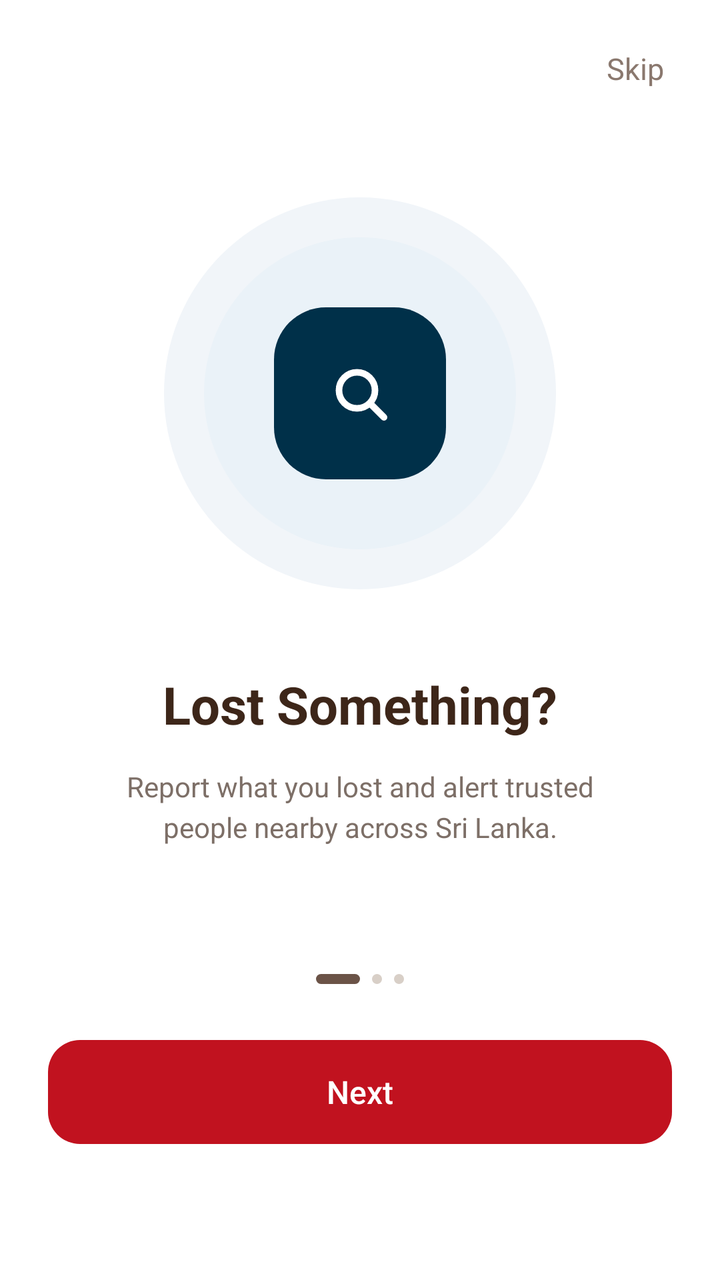
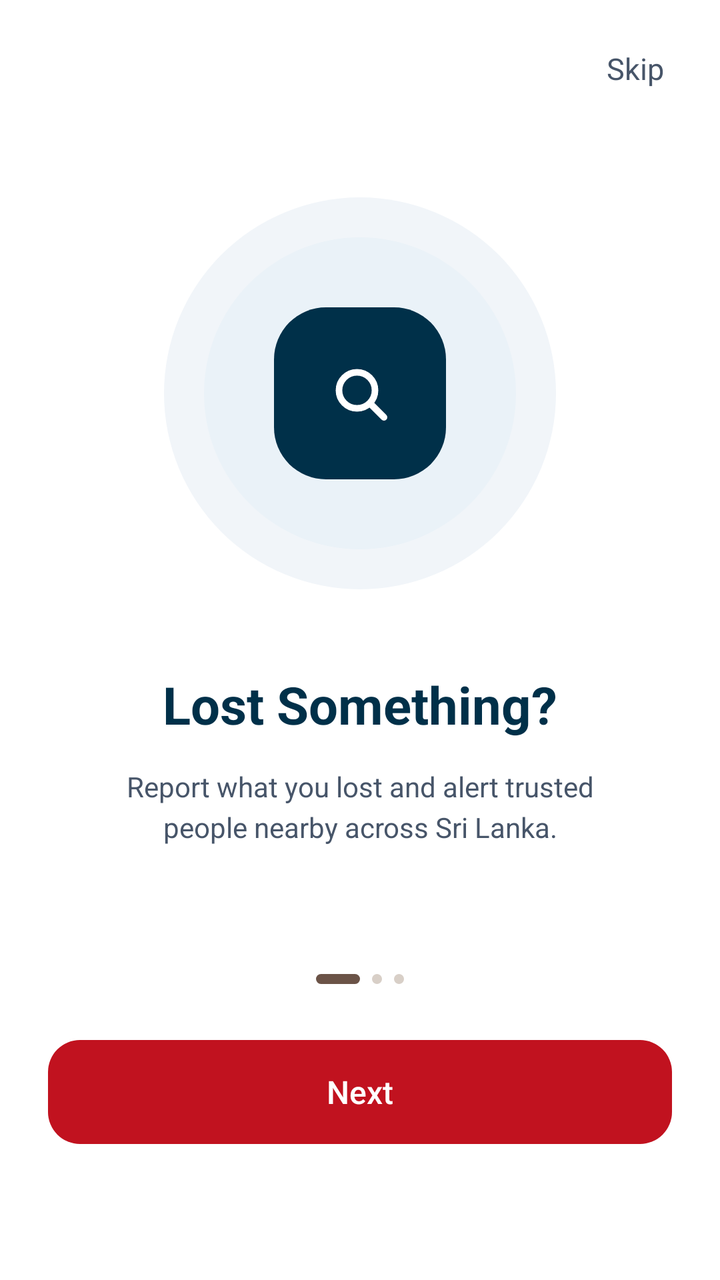

Two renders of the same Android screen: before a commit and after it. Below are the layout's source before the change and the commit's diff.
<!-- AndroidManifest.xml: application theme Theme.LostAndFound -->
<!-- res/layout/fragment_onboarding.xml -->
<?xml version="1.0" encoding="utf-8"?>
<androidx.constraintlayout.widget.ConstraintLayout xmlns:android="http://schemas.android.com/apk/res/android"
    xmlns:app="http://schemas.android.com/apk/res-auto"
    xmlns:tools="http://schemas.android.com/tools"
    android:layout_width="match_parent"
    android:layout_height="match_parent"
    android:background="@color/white"
    tools:context=".OnboardingFragment">

    
    <TextView
        android:id="@+id/btnSkip"
        android:layout_width="wrap_content"
        android:layout_height="wrap_content"
        android:layout_marginTop="16dp"
        android:layout_marginEnd="20dp"
        android:clickable="true"
        android:focusable="true"
        android:fontFamily="sans-serif"
        android:padding="8dp"
        android:text="Skip"
        android:textColor="#8A786E"
        android:textSize="15sp"
        app:layout_constraintEnd_toEndOf="parent"
        app:layout_constraintTop_toTopOf="parent" />

    
    <LinearLayout
        android:id="@+id/boxCenterContent"
        android:layout_width="match_parent"
        android:layout_height="wrap_content"
        android:gravity="center_horizontal"
        android:orientation="vertical"
        app:layout_constraintBottom_toTopOf="@+id/dotsIndicator"
        app:layout_constraintEnd_toEndOf="parent"
        app:layout_constraintStart_toStartOf="parent"
        app:layout_constraintTop_toBottomOf="@+id/btnSkip"
        app:layout_constraintVertical_bias="0.42">

        
        <FrameLayout
            android:id="@+id/boxIllustration"
            android:layout_width="196dp"
            android:layout_height="196dp"
            android:background="@drawable/bg_onboard_outer_circle">

            
            <FrameLayout
                android:layout_width="156dp"
                android:layout_height="156dp"
                android:layout_gravity="center"
                android:background="@drawable/bg_onboard_inner_circle">

                
                <FrameLayout
                    android:layout_width="86dp"
                    android:layout_height="86dp"
                    android:layout_gravity="center"
                    android:background="@drawable/bg_onboard_squircle">

                    <ImageView
                        android:id="@+id/iconSearch"
                        android:layout_width="36dp"
                        android:layout_height="36dp"
                        android:layout_gravity="center"
                        android:contentDescription="Search Icon"
                        android:src="@drawable/ic_onboard_search" />
                </FrameLayout>
            </FrameLayout>
        </FrameLayout>

        
        <TextView
            android:id="@+id/tvTitle"
            android:layout_width="wrap_content"
            android:layout_height="wrap_content"
            android:layout_marginTop="40dp"
            android:fontFamily="sans-serif-bold"
            android:gravity="center"
            android:text="Lost Something?"
            android:textColor="#3D2619"
            android:textSize="26sp"
            android:textStyle="bold" />

        
        <TextView
            android:id="@+id/tvDescription"
            android:layout_width="match_parent"
            android:layout_height="wrap_content"
            android:layout_marginTop="14dp"
            android:fontFamily="sans-serif"
            android:gravity="center"
            android:lineSpacingExtra="4dp"
            android:paddingStart="36dp"
            android:paddingEnd="36dp"
            android:text="Report what you lost and alert trusted\npeople nearby across Sri Lanka."
            android:textColor="#7D6F67"
            android:textSize="14sp" />
    </LinearLayout>

    
    <LinearLayout
        android:id="@+id/dotsIndicator"
        android:layout_width="wrap_content"
        android:layout_height="wrap_content"
        android:layout_marginBottom="28dp"
        android:gravity="center_vertical"
        android:orientation="horizontal"
        app:layout_constraintBottom_toTopOf="@+id/btnNext"
        app:layout_constraintEnd_toEndOf="parent"
        app:layout_constraintStart_toStartOf="parent">

        <View
            android:id="@+id/dotActive"
            android:layout_width="22dp"
            android:layout_height="5dp"
            android:layout_marginEnd="6dp"
            android:background="@drawable/bg_onboard_dot_active" />

        <View
            android:id="@+id/dotInactive1"
            android:layout_width="5dp"
            android:layout_height="5dp"
            android:layout_marginEnd="6dp"
            android:background="@drawable/bg_onboard_dot_inactive" />

        <View
            android:id="@+id/dotInactive2"
            android:layout_width="5dp"
            android:layout_height="5dp"
            android:background="@drawable/bg_onboard_dot_inactive" />
    </LinearLayout>

    
    <TextView
        android:id="@+id/btnNext"
        android:layout_width="match_parent"
        android:layout_height="52dp"
        android:layout_marginStart="24dp"
        android:layout_marginEnd="24dp"
        android:layout_marginBottom="68dp"
        android:background="@drawable/bg_btn_onboard"
        android:clickable="true"
        android:focusable="true"
        android:fontFamily="sans-serif-medium"
        android:gravity="center"
        android:text="Next"
        android:textColor="@color/white"
        android:textSize="16sp"
        app:layout_constraintBottom_toBottomOf="parent"
        app:layout_constraintEnd_toEndOf="parent"
        app:layout_constraintStart_toStartOf="parent" />

</androidx.constraintlayout.widget.ConstraintLayout>
<!-- resources referenced by this layout -->
<resources>
  <color name="white">#FFFFFFFF</color>
  <!-- drawable bg_btn_onboard (drawable) -->
  <?xml version="1.0" encoding="utf-8"?>
  <shape xmlns:android="http://schemas.android.com/apk/res/android"
      android:shape="rectangle">
      <corners android:radius="16dp" />
      <solid android:color="#C1121F" />
  </shape>
  <!-- drawable bg_onboard_dot_active (drawable) -->
  <?xml version="1.0" encoding="utf-8"?>
  <shape xmlns:android="http://schemas.android.com/apk/res/android"
      android:shape="rectangle">
      <corners android:radius="4dp" />
      <solid android:color="#6B5347" />
  </shape>
  <!-- drawable bg_onboard_dot_inactive (drawable) -->
  <?xml version="1.0" encoding="utf-8"?>
  <shape xmlns:android="http://schemas.android.com/apk/res/android"
      android:shape="oval">
      <solid android:color="#D8CFC7" />
  </shape>
  <!-- drawable bg_onboard_inner_circle (drawable) -->
  <?xml version="1.0" encoding="utf-8"?>
  <shape xmlns:android="http://schemas.android.com/apk/res/android"
      android:shape="oval">
      <solid android:color="#EAF2F8" />
  </shape>
  <!-- drawable bg_onboard_outer_circle (drawable) -->
  <?xml version="1.0" encoding="utf-8"?>
  <shape xmlns:android="http://schemas.android.com/apk/res/android"
      android:shape="oval">
      <solid android:color="#F1F5F9" />
  </shape>
  <!-- drawable bg_onboard_squircle (drawable) -->
  <?xml version="1.0" encoding="utf-8"?>
  <shape xmlns:android="http://schemas.android.com/apk/res/android"
      android:shape="rectangle">
      <corners android:radius="26dp" />
      <solid android:color="@color/deep_blue" />
  </shape>
  <!-- drawable ic_onboard_search (drawable) -->
  <vector xmlns:android="http://schemas.android.com/apk/res/android"
      android:width="36dp"
      android:height="36dp"
      android:viewportWidth="24"
      android:viewportHeight="24">
    <path
        android:fillColor="@android:color/transparent"
        android:strokeColor="#FFFFFF"
        android:strokeWidth="2.2"
        android:strokeLineCap="round"
        android:strokeLineJoin="round"
        android:pathData="M11,11m-6,0a6,6 0 1,0 12,0a6,6 0 1,0 -12,0" />
    <path
        android:fillColor="@android:color/transparent"
        android:strokeColor="#FFFFFF"
        android:strokeWidth="2.2"
        android:strokeLineCap="round"
        android:strokeLineJoin="round"
        android:pathData="M15.5,15.5L20,20" />
  </vector>
  <style name="Theme.LostAndFound" parent="Base.Theme.LostAndFound" />
  <color name="deep_blue">#FF003049</color>
  <style name="Base.Theme.LostAndFound" parent="Theme.Material3.DayNight.NoActionBar">
          <item name="android:statusBarColor">#FF003049</item>
          <item name="android:windowLightStatusBar" tools:targetApi="m">false</item>
          <item name="android:navigationBarColor">#FFFFFFFF</item>
          <item name="android:windowLightNavigationBar" tools:targetApi="o_mr1">true</item>
          
          <item name="android:windowSoftInputMode">adjustResize</item>
      </style>
</resources>

<!-- the commit's change to res/layout/fragment_onboarding.xml (unified diff, before → after) -->
@@ -19,7 +19,7 @@
         android:fontFamily="sans-serif"
         android:padding="8dp"
         android:text="Skip"
-        android:textColor="#8A786E"
+        android:textColor="@color/text_secondary"
         android:textSize="15sp"
         app:layout_constraintEnd_toEndOf="parent"
         app:layout_constraintTop_toTopOf="parent" />
@@ -78,7 +78,7 @@
             android:fontFamily="sans-serif-bold"
             android:gravity="center"
             android:text="Lost Something?"
-            android:textColor="#3D2619"
+            android:textColor="@color/text_primary"
             android:textSize="26sp"
             android:textStyle="bold" />
 
@@ -94,7 +94,7 @@
             android:paddingStart="36dp"
             android:paddingEnd="36dp"
             android:text="Report what you lost and alert trusted\npeople nearby across Sri Lanka."
-            android:textColor="#7D6F67"
+            android:textColor="@color/text_secondary"
             android:textSize="14sp" />
     </LinearLayout>
 
<!-- resource entries referenced after the edit -->
@@ -1,5 +1,7 @@
 <!-- resources referenced by this layout -->
 <resources>
+  <color name="text_primary">#FF003049</color>
+  <color name="text_secondary">#FF475569</color>
   <color name="white">#FFFFFFFF</color>
   <!-- drawable bg_btn_onboard (drawable) -->
   <?xml version="1.0" encoding="utf-8"?>
